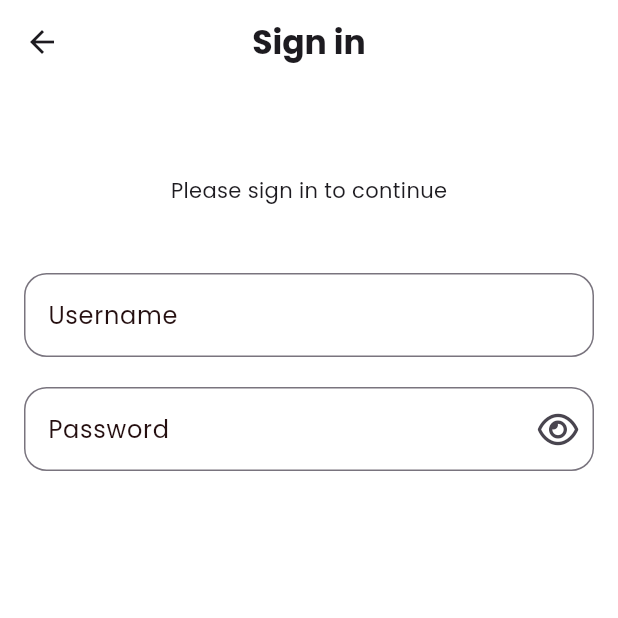
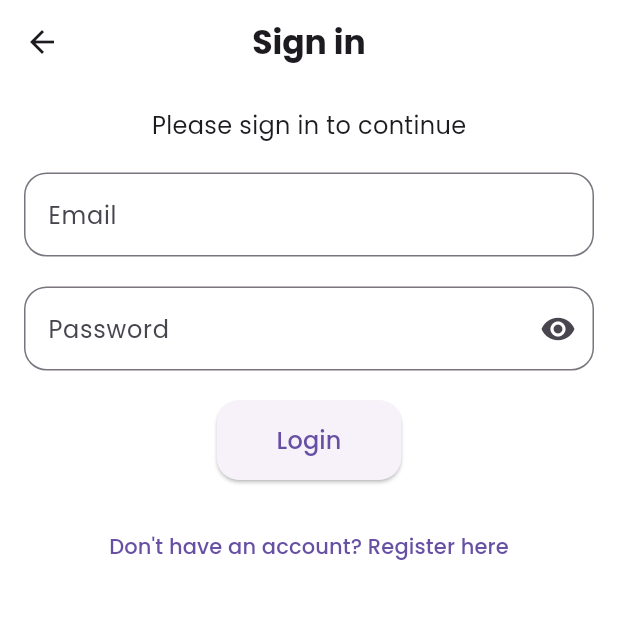
Before and after one commit to MonkiKalem/banboo-store, a Flutter app: the screen it shows after launch, after a tap on "Login with Username", on a phone screen of 412 x 824 dp, the top half of it. Run offline on Flutter 3.47's test engine with Material 3 defaults, Android fonts, the light colour scheme and no system bars; our stand-ins replace firebase_auth, font_awesome_flutter, google_fonts, google_sign_in; missing offline and left inert: flutter_facebook_auth; accounts and stored records are empty.

Commit message:
added api_service.dart to connect mobile and backend, modified the login_page.dart to function fully with the backend database

```diff
--- a/mobile/lib/pages/login_page.dart
+++ b/mobile/lib/pages/login_page.dart
@@ -1,7 +1,6 @@
 import 'package:flutter/material.dart';
-import 'package:font_awesome_flutter/font_awesome_flutter.dart';
-
 import '../constants.dart';
+import '../services/api_service.dart';
 
 class LoginPage extends StatefulWidget {
   const LoginPage({super.key});
@@ -12,120 +11,145 @@ class LoginPage extends StatefulWidget {
 
 class _LoginPageState extends State<LoginPage> {
   final _formKey = GlobalKey<FormState>();
-  final _usernameController = TextEditingController();
+  final _emailController = TextEditingController(); // Updated from username
   final _passwordController = TextEditingController();
   bool _passwordIsObscured = true;
+  bool _isLoading = false;
+
+  Future<void> _login() async {
+    if (!_formKey.currentState!.validate()) return;
+
+    setState(() {
+      _isLoading = true;
+    });
+
+    try {
+      // Call login API
+      final response = await ApiService.login(
+        _emailController.text, // Use email
+        _passwordController.text,
+      );
+
+      ScaffoldMessenger.of(context).showSnackBar(
+        SnackBar(content: Text("Welcome ${response['user']['name']}!")),
+      );
+
+      // Navigate to the home or dashboard screen
+      Navigator.pushReplacementNamed(context, '/home');
+    } catch (e) {
+      ScaffoldMessenger.of(context).showSnackBar(
+        SnackBar(content: Text("Login failed: ${e.toString()}")),
+      );
+    } finally {
+      setState(() {
+        _isLoading = false;
+      });
+    }
+  }
+
   @override
   Widget build(BuildContext context) {
     return Scaffold(
       appBar: AppBar(
-        title: const Text("Sign in",
-          style: TextStyle(
-              fontWeight: FontWeight.bold
-          ),),
+        title: const Text(
+          "Sign in",
+          style: TextStyle(fontWeight: FontWeight.bold),
+        ),
       ),
       backgroundColor: Colors.white,
-      body: Expanded(
-        child: Container(
-          width: double.infinity,
-          margin: const EdgeInsets.all(16),
+      body: SingleChildScrollView(
+        padding: const EdgeInsets.all(16),
         child: Column(
-              mainAxisAlignment: MainAxisAlignment.start,
+          mainAxisAlignment: MainAxisAlignment.center,
           crossAxisAlignment: CrossAxisAlignment.center,
           children: [
-                 Container(
-                   margin: const EdgeInsets.symmetric(vertical: 45),
-                     child: const Text("Please sign in to continue")
+            const Text(
+              "Please sign in to continue",
+              style: TextStyle(fontSize: 16),
             ),
+            const SizedBox(height: 20),
             Form(
               key: _formKey,
               child: Column(
-                    crossAxisAlignment: CrossAxisAlignment.center,
                 children: [
+                  // Email input field
                   TextFormField(
-                        controller: _usernameController,
+                    controller: _emailController,
                     decoration: InputDecoration(
-                          label: Text("Username", style: TextStyle(color: AppColors.textColorDark),),
+                      label: const Text("Email"),
                       border: OutlineInputBorder(
                         borderRadius: BorderRadius.circular(15.0),
-                            borderSide: BorderSide(width: 2)
-                          ),
-                          focusedBorder: OutlineInputBorder(
-                            borderRadius: BorderRadius.circular(15.0),
-                            borderSide: BorderSide(
-                              color: AppColors.primaryColor,
-                              width: 2.0,
                       ),
                     ),
-                          errorBorder: OutlineInputBorder(
-                            borderRadius: BorderRadius.circular(15.0),
-                            borderSide: BorderSide(
-                              color: Colors.red,
-                              width: 2.0,
-                            ),
-                          ),
-                        ),
-                        onChanged: (value) => _formKey.currentState!.validate(),
+                    keyboardType: TextInputType.emailAddress,
                     validator: (value) {
                       if (value == null || value.isEmpty) {
-                            return 'Please enter your username';
-                          } else if (value.length < 6) {
-                            return 'Username at least 6 characters';
+                        return 'Please enter your email';
+                      }
+                      if (!RegExp(r'^[^@]+@[^@]+\.[^@]+').hasMatch(value)) {
+                        return 'Please enter a valid email address';
                       }
                       return null;
                     },
                   ),
-                      const SizedBox(height: 20,),
+                  const SizedBox(height: 20),
+                  // Password input field
                   TextFormField(
                     controller: _passwordController,
                     obscureText: _passwordIsObscured,
                     decoration: InputDecoration(
+                      label: const Text("Password"),
+                      border: OutlineInputBorder(
+                        borderRadius: BorderRadius.circular(15.0),
+                      ),
                       suffixIcon: IconButton(
-                            icon: FaIcon( _passwordIsObscured ? FontAwesomeIcons.eye : FontAwesomeIcons.eyeSlash),
+                        icon: Icon(_passwordIsObscured
+                            ? Icons.visibility
+                            : Icons.visibility_off),
                         onPressed: () {
                           setState(() {
                             _passwordIsObscured = !_passwordIsObscured;
                           });
                         },
                       ),
-                          label: const Text("Password", style: TextStyle(color: AppColors.textColorDark),),
-                          border: OutlineInputBorder(
-                              borderRadius: BorderRadius.circular(15.0),
-                              borderSide: const BorderSide(width: 2)
                     ),
-                          focusedBorder: OutlineInputBorder(
-                            borderRadius: BorderRadius.circular(15.0),
-                            borderSide: const BorderSide(
-                              color: AppColors.primaryColor,
-                              width: 2.0,
-                            ),
-                          ),
-                          errorBorder: OutlineInputBorder(
-                            borderRadius: BorderRadius.circular(15.0),
-                            borderSide: BorderSide(
-                              color: Colors.red,
-                              width: 2.0,
-                            ),
-                          ),
-                        ),
-                        onChanged: (value) => _formKey.currentState!.validate(),
                     validator: (value) {
                       if (value == null || value.isEmpty) {
                         return 'Please enter your password';
-                          } else if (value.length < 6) {
+                      }
+                      if (value.length < 6) {
                         return 'Password must be at least 6 characters';
                       }
                       return null;
                     },
-                      )
+                  ),
                 ],
               ),
             ),
-
+            const SizedBox(height: 20),
+            // Login button
+            ElevatedButton(
+              onPressed: _isLoading ? null : _login,
+              style: ElevatedButton.styleFrom(
+                padding: const EdgeInsets.symmetric(horizontal: 40, vertical: 15),
+                shape: RoundedRectangleBorder(
+                  borderRadius: BorderRadius.circular(15.0),
+                ),
+              ),
+              child: _isLoading
+                  ? const CircularProgressIndicator(color: Colors.white)
+                  : const Text("Login", style: TextStyle(fontSize: 16)),
+            ),
+            const SizedBox(height: 20),
+            // Optional navigation to register page
+            TextButton(
+              onPressed: () {
+                Navigator.pushNamed(context, '/register');
+              },
+              child: const Text("Don't have an account? Register here"),
+            ),
           ],
         ),
-          ),
-
       ),
     );
   }
--- /dev/null
+++ b/mobile/lib/services/api_service.dart
@@ -0,0 +1,36 @@
+import 'dart:convert';
+import 'package:http/http.dart' as http;
+
+class ApiService {
+  static const String baseUrl = "http://10.0.2.2:3000";
+
+  static Future<Map<String, dynamic>> login(String username, String password) async {
+    final url = Uri.parse('$baseUrl/users/login');
+    final response = await http.post(
+      url,
+      headers: {'Content-Type': 'application/json'},
+      body: jsonEncode({'email': username, 'password': password}),
+    );
+
+    if (response.statusCode == 200) {
+      return jsonDecode(response.body);
+    } else {
+      throw Exception("Failed to log in");
+    }
+  }
+
+  static Future<Map<String, dynamic>> register(String username, String email, String password) async {
+    final url = Uri.parse('$baseUrl/users/register');
+    final response = await http.post(
+      url,
+      headers: {'Content-Type': 'application/json'},
+      body: jsonEncode({'username': username, 'email': email, 'password': password}),
+    );
+
+    if (response.statusCode == 201) {
+      return jsonDecode(response.body);
+    } else {
+      throw Exception("Failed to register");
+    }
+  }
+}
--- a/mobile/pubspec.yaml
+++ b/mobile/pubspec.yaml
@@ -38,6 +38,8 @@ dependencies:
   firebase_auth: ^5.3.3
   google_sign_in: ^6.2.2
   flutter_facebook_auth: ^7.1.1
+  http: ^1.1.0 #for api
+
 
 dev_dependencies:
   flutter_test:
```
Also changed, not shown: mobile/pubspec.lock, 3 other files. Lines whose indentation alone changed are shown as unchanged.
